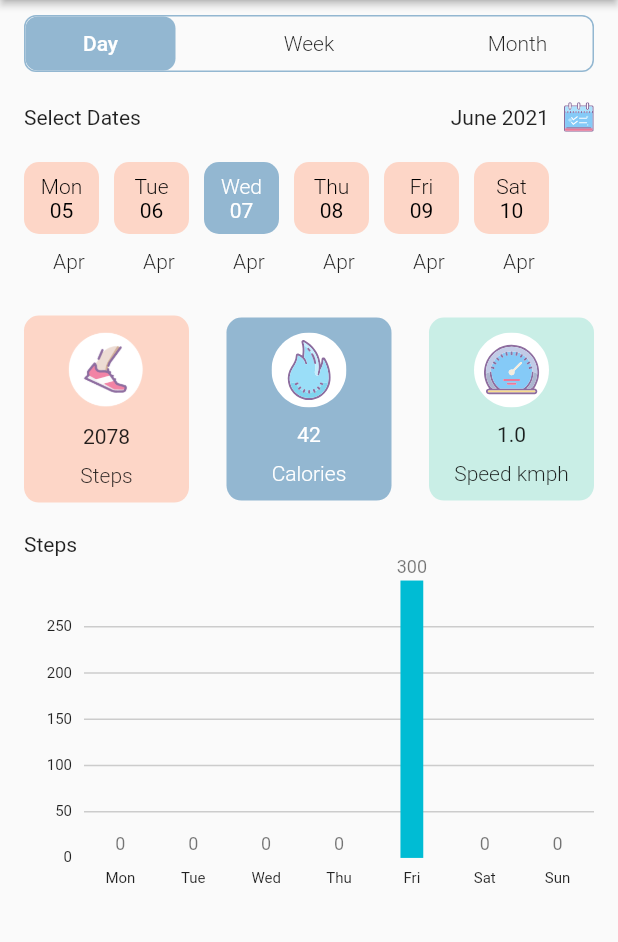
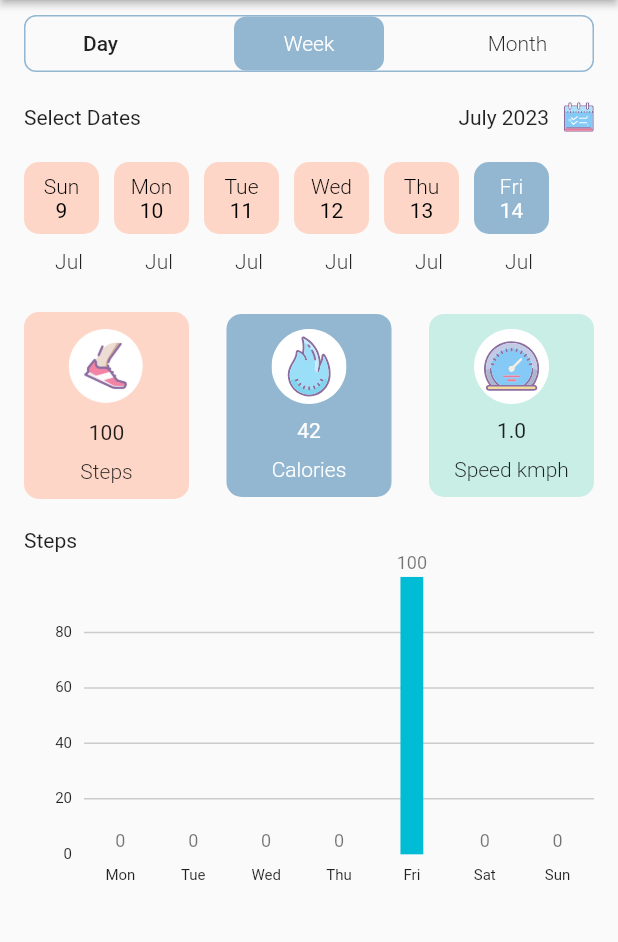
Before and after one commit to htmlpawan/flutter_interview, a Flutter app: the screen it shows after launch, after a tap on "View History", on a phone screen of 412 x 824 dp, the part 90-1032 px from its top. Run offline on Flutter 3.47's test engine with Material 2 defaults, Android fonts, the phone set to English and light mode, and no system bars; drawn by our look-alikes of fl_chart; our stand-ins replace flutter_mobx, flutter_svg, go_router, mobx, shared_preferences; missing offline and left inert: health; generated files the repository leaves out were written again.

Commit message:
final updated

```diff
--- a/lib/main.dart
+++ b/lib/main.dart
@@ -21,6 +21,16 @@ class MyApp extends StatelessWidget {
         primary: Colors.blue,
       ),
       ),
+      builder: (context, child) {
+        // Define a scale factor for the text
+        var textScaleFactor = 1.0;
+
+        // Wrap the child with a MediaQuery widget to apply the scale factor
+        return MediaQuery(
+          data: MediaQuery.of(context).copyWith(textScaleFactor: textScaleFactor),
+          child: child!,
+        );
+      },
     );
   }
 }
--- a/lib/modules/mydocmate/common/bar_chart_sample5.dart
+++ b/lib/modules/mydocmate/common/bar_chart_sample5.dart
@@ -18,8 +18,9 @@ extension ColorExtension on Color {
 }
 
 class BarChartSample4 extends StatefulWidget {
-  BarChartSample4({Key? key, this.step}) : super(key: key);
+  BarChartSample4({Key? key, this.step, this.getDayFormat}) : super(key: key);
  final int? step;
+ final String? getDayFormat;
 
   final Color dark = AppColors.contentColorCyan.darken(60);
   final Color normal = AppColors.contentColorCyan.darken(30);
@@ -132,7 +133,7 @@ class BarChartSample4State extends State<BarChartSample4> {
                   show: false,
                 ),
                 groupsSpace: barsSpace,
-                barGroups: getData(barsWidth, barsSpace, double.parse(widget.step.toString())),
+                barGroups: getData(barsWidth, barsSpace, double.parse(widget.step.toString()), widget.getDayFormat),
               ),
             );
           },
@@ -164,15 +165,14 @@ class BarChartSample4State extends State<BarChartSample4> {
         ),
       );
 
-  List<BarChartGroupData> getData(double barsWidth, double barsSpace, step) {
-   var value =  DateFormat.E().format(DateTime.now());
+  List<BarChartGroupData> getData(double barsWidth, double barsSpace, step, getDayFormat) {
     return [
       BarChartGroupData(
         x: 0,
         barsSpace: barsSpace,
         barRods: [
           BarChartRodData(
-            toY: value=='Mon'? step: 0,
+            toY: getDayFormat=='Mon'? step: 0,
             borderRadius: BorderRadius.zero,
             width: barsWidth,
           ),
@@ -184,7 +184,7 @@ class BarChartSample4State extends State<BarChartSample4> {
         barsSpace: barsSpace,
         barRods: [
           BarChartRodData(
-            toY: value=='Tue'? step: 0,
+            toY: getDayFormat=='Tue'? step: 0,
             borderRadius: BorderRadius.zero,
             width: barsWidth,
           ),
@@ -196,7 +196,7 @@ class BarChartSample4State extends State<BarChartSample4> {
         barsSpace: barsSpace,
         barRods: [
           BarChartRodData(
-            toY: value=='Wed'? step: 0,
+            toY: getDayFormat=='Wed'? step: 0,
             borderRadius: BorderRadius.zero,
             width: barsWidth,
           ),
@@ -208,7 +208,7 @@ class BarChartSample4State extends State<BarChartSample4> {
         barsSpace: barsSpace,
         barRods: [
           BarChartRodData(
-            toY: value=='Thu'? step: 0,
+            toY: getDayFormat=='Thu'? step: 0,
             borderRadius: BorderRadius.zero,
             width: barsWidth,
           ),
@@ -220,7 +220,7 @@ class BarChartSample4State extends State<BarChartSample4> {
         barsSpace: barsSpace,
         barRods: [
           BarChartRodData(
-            toY: value=='Fri'? step: 0,
+            toY: getDayFormat=='Fri'? step: 0,
             borderRadius: BorderRadius.zero,
             width: barsWidth,
           ),
@@ -232,7 +232,7 @@ class BarChartSample4State extends State<BarChartSample4> {
         barsSpace: barsSpace,
         barRods: [
           BarChartRodData(
-            toY: value=='Sat'? step: 0,
+            toY: getDayFormat=='Sat'? step: 0,
             borderRadius: BorderRadius.zero,
             width: barsWidth,
           ),
@@ -244,7 +244,7 @@ class BarChartSample4State extends State<BarChartSample4> {
         barsSpace: barsSpace,
         barRods: [
           BarChartRodData(
-            toY: value=='Sun'? step: 0,
+            toY: getDayFormat=='Sun'? step: 0,
             borderRadius: BorderRadius.zero,
             width: barsWidth,
           ),
--- a/lib/modules/mydocmate/view_model/mydocmate_view_model.dart
+++ b/lib/modules/mydocmate/view_model/mydocmate_view_model.dart
@@ -1,5 +1,6 @@
 import 'dart:convert';
 
+import 'package:intl/intl.dart';
 import 'package:mobx/mobx.dart';
 import 'package:shared_preferences/shared_preferences.dart';
 
@@ -12,6 +13,9 @@ abstract class _MydocmateViewModel with Store {
   bool switchValue = true;
 
   @observable
+  String getDayFormat =  DateFormat.E().format(DateTime.now());
+
+  @observable
   int stepSet = 2843;
 
   @observable
@@ -21,7 +25,7 @@ abstract class _MydocmateViewModel with Store {
   int caloriesSet = 42;
 
   @action
-  void setStepPreferences() async {
+  Future<void> setStepPreferences() async {
     SharedPreferences prefs = await SharedPreferences.getInstance();
     final data = stepsModel(
         steps: stepSet, activity: activitySet, calories: caloriesSet);
--- a/lib/modules/mydocmate_history/view/mydocmate_view_history.dart
+++ b/lib/modules/mydocmate_history/view/mydocmate_view_history.dart
@@ -1,8 +1,11 @@
 import 'package:flutter/material.dart';
 import 'package:flutter_interview/common/componenets/appBar.dart';
 import 'package:flutter_interview/modules/mydocmate/common/bar_chart_sample5.dart';
-import 'package:flutter_interview/modules/mydocmate/common/line_chart.dart';
+import 'package:flutter_interview/modules/mydocmate_history/view_model/mydocmate_view_model_history.dart';
+import 'package:flutter_mobx/flutter_mobx.dart';
 import 'package:flutter_svg/flutter_svg.dart';
+import 'package:health/health.dart';
+import 'package:intl/intl.dart';
 
 
 class MydocmateViewHistory extends StatefulWidget {
@@ -13,37 +16,68 @@ class MydocmateViewHistory extends StatefulWidget {
 }
 
 class _MydocmateViewHistoryState extends State<MydocmateViewHistory> {
+  final viewModel = MydocmateViewModelHistory();
   String get stepsImg => 'assets/images/run-steps.png';
   String get calendar => 'assets/svgs/calendar.svg';
   String get calories => 'assets/svgs/calories.svg';
   String get speedkm => 'assets/svgs/speed-km.svg';
-  List<Map> weekData = [
-    {
-        "dayName": "Mon",
-        "dateValue": "05"
-    },
-    {
-        "dayName": "Tue",
-        "dateValue": "06"
-    },
-    {
-        "dayName": "Wed",
-        "dateValue": "07"
-    },
-    {
-        "dayName": "Thu",
-        "dateValue": "08"
-    },
-    {
-        "dayName": "Fri",
-        "dateValue": "09"
-    },
-    {
-        "dayName": "Sat",
-        "dateValue": "10"
+  List<Map>? weekData;
+
+var now = DateTime.now();
+
+
+@override
+  void initState() {
+    // TODO: implement initState
+    super.initState();
+    var startFrom = now.subtract(Duration(days: now.weekday));
+    var list = List.generate(6, (i) => {
+            "dayName": DateFormat.E().format(DateTime(now.year, now.month, startFrom.add(Duration(days: i)).day)),
+            "dateValue": startFrom.add(Duration(days: i)).day,
+      });
+    weekData = list;
+    fetchStepData(viewModel.dateSelect);
   }
+
+
+  Future fetchStepData(dayValue) async{
+  int? steps;
+  HealthFactory health = HealthFactory(useHealthConnectIfAvailable: true);
+
+  // define the types to get
+  var types = [
+    HealthDataType.STEPS,
+    HealthDataType.DISTANCE_DELTA,
   ];
-int dateSelect = 2;
+  // request permissions to write steps and blood glucose
+  var permissions = [
+      HealthDataAccess.READ_WRITE,
+      HealthDataAccess.READ_WRITE
+  ];
+ bool requested = await health.requestAuthorization(types, permissions: permissions);
+
+  var start = DateTime(now.year, now.month, dayValue);
+  var endOf = DateTime(now.year, now.month, dayValue+1);
+
+   if(requested){
+    try {
+      // get the number of steps for day of
+      steps = await health.getTotalStepsInInterval(start, endOf);
+    } catch(error){
+         print("Caught exception");
+    }
+
+    print('Total number of steps day of: $steps');
+
+    setState(() {
+      viewModel.stepSet = (steps == null) ? 0 : steps;
+      // viewModel.stepSet = getSteps;
+    });
+   }else{
+    print("Authorization not granted");
+   }
+  }
+
 
   @override
   Widget build(BuildContext context) {
@@ -53,7 +87,9 @@ int dateSelect = 2;
         child: AppBarView(),
       ),
       body: SafeArea(
-        child: Padding(
+        child: Observer(
+          builder: (context) {
+            return Padding(
                 padding: const EdgeInsets.only(left: 16, right: 16),
                 child: SingleChildScrollView(
                   child: Column(
@@ -65,12 +101,21 @@ int dateSelect = 2;
                       ),
                       Container(
                         decoration: BoxDecoration(
-                      border: Border.all(width: 1, color: Color(0xff93b7d1)),
-                      borderRadius: BorderRadius.all(Radius.circular(8))
+                          border: Border.all(width: 1, color: const Color(0xff93b7d1)),
+                          borderRadius: const BorderRadius.all(Radius.circular(8))
                         ),
                         child: Row(
                           mainAxisAlignment: MainAxisAlignment.spaceBetween,
                           children: [
+                            Container(
+                              width: 100,
+                              padding: const EdgeInsets.symmetric(vertical: 10),
+                              child: const Text(
+                                'Day',textAlign: TextAlign.center,
+                                style: TextStyle(
+                                    fontWeight: FontWeight.w500),
+                              ),
+                            ),
                             Container(
                               width: 100,
                               padding: const EdgeInsets.symmetric(vertical: 10),
@@ -79,18 +124,10 @@ int dateSelect = 2;
                                 borderRadius: BorderRadius.all(Radius.circular(8))
                                 ),
                               child: const Text(
-                            'Day',textAlign: TextAlign.center,
+                                'Week',textAlign: TextAlign.center,
                                 style: TextStyle(
                                     color: Colors.white,
-                                fontWeight: FontWeight.w500),
-                          ),
-                        ),
-                        Container(
-                          width: 100,
-                          padding: const EdgeInsets.symmetric(vertical: 10),
-                          child: const Text(
-                            'Week',textAlign: TextAlign.center,
-                            style: TextStyle(fontWeight: FontWeight.w300),
+                                    fontWeight: FontWeight.w300),
                               ),
                             ),
                             Container(
@@ -116,7 +153,7 @@ int dateSelect = 2;
                                 children: [
                                   const Padding(
                                     padding: EdgeInsets.only(right: 10),
-                                child: Text('June 2021')),
+                                    child: Text('July 2023')),
                                   SvgPicture.asset(
                                     calendar,
                                     width: 20,
@@ -128,18 +165,20 @@ int dateSelect = 2;
                           ),
                           const SizedBox(height: 20,),
                          SizedBox(
-                      height: MediaQuery.of(context).size.height*0.10,
+                          height: 80,
                            child: ListView.builder(
                                 shrinkWrap: true,
                                 scrollDirection: Axis.horizontal,
-                            itemCount: weekData.length,
+                                itemCount: weekData?.length,
                                 itemBuilder: (BuildContext context, int index) {
                                   return Column(
                                     children: [
                                       GestureDetector(
                                         onTap: () {
                                           setState(() {});
-                                      dateSelect = index;
+                                          fetchStepData(weekData?[index]['dateValue']);
+                                          viewModel.dateSelect = weekData?[index]['dateValue'];
+                                          viewModel.getDayFormat = weekData?[index]['dayName'];
                                           },
                                         child: Container(
                                         width: 50,
@@ -147,20 +186,20 @@ int dateSelect = 2;
                                         padding: const EdgeInsets.all(8),
                                           margin: const EdgeInsets.only(right: 10),
                                           decoration:  BoxDecoration(
-                                      color: dateSelect==index ?
-                                      Color(0xff93b7d1):Color(0xfffdd6c7),
+                                          color: viewModel.dateSelect==weekData?[index]['dateValue'] ?
+                                          const Color(0xff93b7d1):const Color(0xfffdd6c7),
                                           borderRadius:
-                                          BorderRadius.all(Radius.circular(10))),
+                                              const BorderRadius.all(Radius.circular(10))),
                                           child:  Column(
                                             children: [
-                                          Text(weekData[index]['dayName'] ?? '', style: TextStyle(fontWeight: FontWeight.w300, color: dateSelect==index ? Colors.white: Colors.black),),
-                                          Text(weekData[index]['dateValue'] ?? '', style: TextStyle(color: dateSelect==index ? Colors.white: Colors.black),),
+                                              Text(weekData?[index]['dayName'] ?? '', style: TextStyle(fontWeight: FontWeight.w300, color: viewModel.dateSelect==weekData?[index]['dateValue'] ? Colors.white: Colors.black),),
+                                              Text(weekData?[index]['dateValue'].toString() ?? '', style: TextStyle(color: viewModel.dateSelect==weekData?[index]['dateValue'] ? Colors.white: Colors.black),),
                                             ],
                                           ),
                                         ),
                                       ),
                                       const SizedBox(height: 10,),
-                                  const Text('Apr', style: TextStyle(fontWeight: FontWeight.w300),)
+                                      const Text('Jul', style: TextStyle(fontWeight: FontWeight.w300),)
                                     ],
                                   );
                                 }
@@ -189,7 +228,7 @@ int dateSelect = 2;
                                   const SizedBox(
                                     height: 10,
                                   ),
-                              const Text('2078'),
+                                  Text(viewModel.stepSet.toString()),
                                   const SizedBox(
                                     height: 10,
                                   ),
@@ -268,10 +307,12 @@ int dateSelect = 2;
                         height: 20,
                       ),
                     const Text('Steps'),
-                 BarChartSample4(step: 300,)
+                     BarChartSample4(step: viewModel.stepSet, getDayFormat:viewModel.getDayFormat)
                     ],
                   ),
-            )),
+                ));
+          }
+        ),
       ),
 
     );
```
Also changed, not shown: lib/modules/mydocmate/view/mydocmate_view.dart (+62 -4 lines), lib/modules/mydocmate_history/view_model/mydocmate_view_model_history.dart (+18 -0 lines), lib/modules/mydocmate/view_model/mydocmate_view_model.g.dart, lib/modules/mydocmate_history/view_model/mydocmate_view_model_history.g.dart (added), 11 other files. Lines whose indentation alone changed are shown as unchanged.
